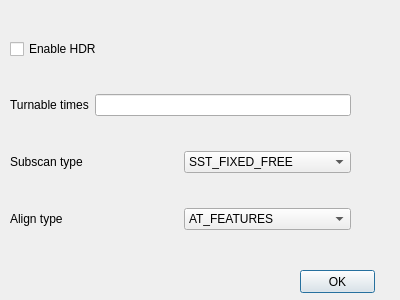
Shining3D/sdk-demo-cpp-fix, file FixScan/startscan.ui: the form before one commit.
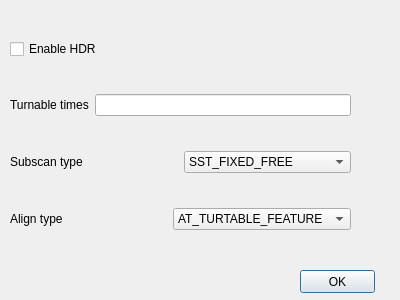
The form after the commit.

The edit to the form file:
```diff
--- a/FixScan/startscan.ui
+++ b/FixScan/startscan.ui
@@ -90,7 +90,7 @@
        <widget class="QComboBox" name="comboBox_alignType">
         <item>
          <property name="text">
-          <string>AT_FEATURES</string>
+          <string>AT_TURTABLE_FEATURE</string>
          </property>
         </item>
         <item>
```
Left out of the diff: 20 changed lines with no effect on the pictures.
